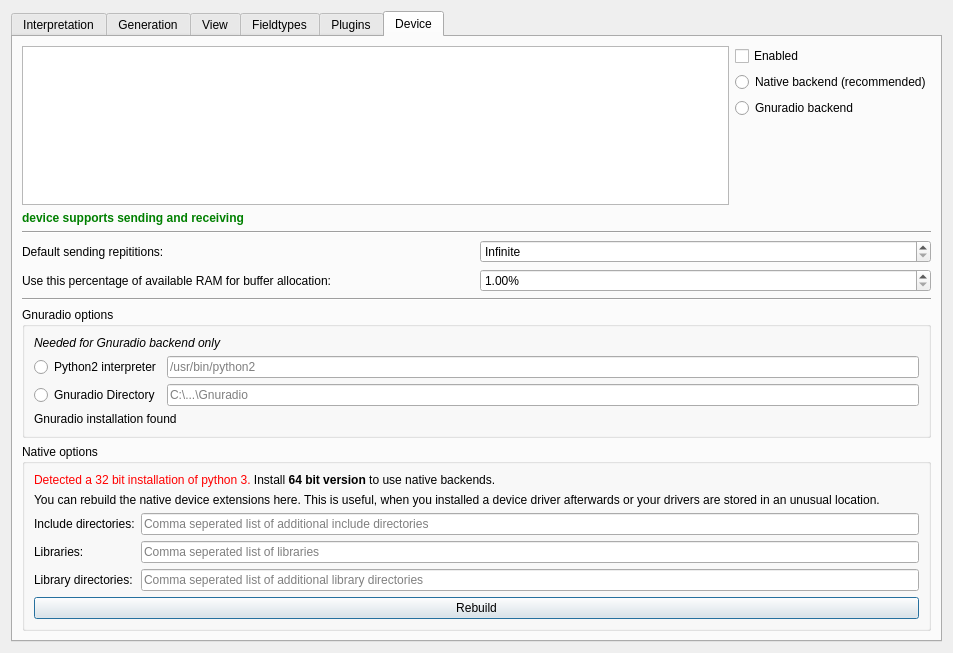
Qt form ui/options.ui (jopohl/urh) before a commit.
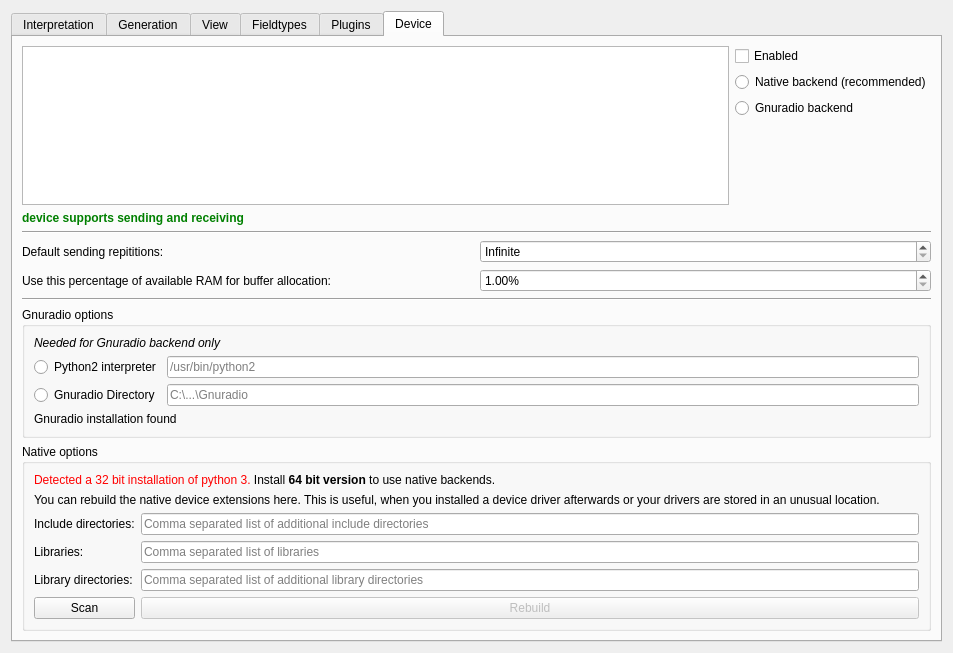
The same form after that commit. Icons and pictures are not drawn. Custom widgets are drawn as their Qt base class.

Commit message: reformat code + add scan button

```diff
--- a/ui/options.ui
+++ b/ui/options.ui
@@ -605,7 +605,7 @@
           <item row="3" column="1">
            <widget class="QLineEdit" name="lineEditLibraries">
             <property name="placeholderText">
-             <string>Comma seperated list of libraries</string>
+             <string>Comma separated list of libraries</string>
             </property>
            </widget>
           </item>
@@ -633,27 +633,17 @@
             </property>
            </widget>
           </item>
-          <item row="5" column="0" colspan="2">
-           <widget class="QPushButton" name="btnRebuildNative">
-            <property name="text">
-             <string>Rebuild</string>
-            </property>
-            <property name="icon">
-             <iconset theme="view-refresh"/>
-            </property>
-           </widget>
-          </item>
           <item row="2" column="1">
            <widget class="QLineEdit" name="lineEditIncludeDirs">
             <property name="placeholderText">
-             <string>Comma seperated list of additional include directories</string>
+             <string>Comma separated list of additional include directories</string>
             </property>
            </widget>
           </item>
           <item row="4" column="1">
            <widget class="QLineEdit" name="lineEditLibDirs">
             <property name="placeholderText">
-             <string>Comma seperated list of additional library directories</string>
+             <string>Comma separated list of additional library directories</string>
             </property>
            </widget>
           </item>
@@ -667,6 +657,35 @@
             </property>
            </widget>
           </item>
+          <item row="5" column="1">
+           <widget class="QPushButton" name="btnRebuildNative">
+            <property name="enabled">
+             <bool>false</bool>
+            </property>
+            <property name="toolTip">
+             <string>&lt;html&gt;&lt;head/&gt;&lt;body&gt;&lt;p&gt;Rebuild device extenions. This button will only be enabled after a successful scan.&lt;/p&gt;&lt;/body&gt;&lt;/html&gt;</string>
+            </property>
+            <property name="text">
+             <string>Rebuild</string>
+            </property>
+            <property name="icon">
+             <iconset theme="view-refresh"/>
+            </property>
+           </widget>
+          </item>
+          <item row="5" column="0">
+           <widget class="QPushButton" name="pushButton">
+            <property name="toolTip">
+             <string>&lt;html&gt;&lt;head/&gt;&lt;body&gt;&lt;p&gt;Scan if new device extensions can be built.&lt;/p&gt;&lt;/body&gt;&lt;/html&gt;</string>
+            </property>
+            <property name="text">
+             <string>Scan</string>
+            </property>
+            <property name="icon">
+             <iconset theme="scanner"/>
+            </property>
+           </widget>
+          </item>
          </layout>
         </widget>
        </item>
```
The commit also changes 1 other file.
